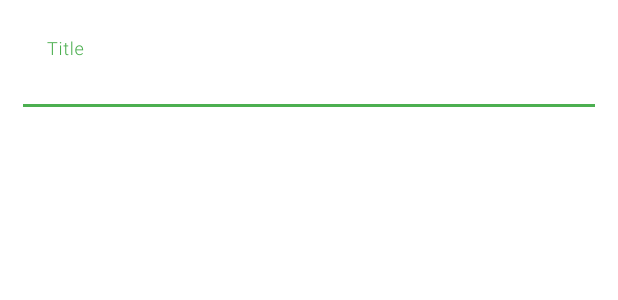
After one commit to mattlavallee/checks-and-balances, an Android app: the layout layout_transaction_form.xml on its own in the app's theme, with its tools: preview values and no code run, on a phone screen of 412 x 824 dp. The commit adds this screen. Shown: the top 300 px of the screen. Run offline under Robolectric (Android 15) with nearby library versions, the phone set to English and light mode, and no system bars.

Commit message:
feat(transaction): prepping transaction form for consumption
creating a transaction bottom dialog sheet to serve as the create/edit
form for transactions. Also beginning to scaffold out the transaction
view model class

```diff
--- a/android/app/src/main/java/io/github/mattlavallee/checksandbalances/database/entities/Transaction.kt
+++ b/android/app/src/main/java/io/github/mattlavallee/checksandbalances/database/entities/Transaction.kt
@@ -3,7 +3,6 @@ package io.github.mattlavallee.checksandbalances.database.entities
 import androidx.room.ColumnInfo
 import androidx.room.Entity
 import androidx.room.PrimaryKey
-import java.util.*
 
 @Entity(tableName = "transactions")
 class Transaction (
--- a/android/app/src/main/java/io/github/mattlavallee/checksandbalances/ui/transactions/TransactionViewModel.kt
+++ b/android/app/src/main/java/io/github/mattlavallee/checksandbalances/ui/transactions/TransactionViewModel.kt
@@ -11,4 +11,8 @@ class TransactionViewModel(application: Application): AndroidViewModel(applicati
     fun getAccount(accountId: Int): LiveData<io.github.mattlavallee.checksandbalances.database.entities.Account> {
         return repository.accountDao().getLiveAccountById(accountId)
     }
+
+    fun getTransactionsForAccount(accountId: Int): LiveData<List<io.github.mattlavallee.checksandbalances.database.entities.Transaction>> {
+        return repository.transactionDao().getAllForAccount(accountId)
+    }
 }
--- /dev/null
+++ b/android/app/src/main/res/layout/layout_transaction_form.xml
@@ -0,0 +1,35 @@
+<?xml version="1.0" encoding="utf-8"?>
+<androidx.constraintlayout.widget.ConstraintLayout
+    xmlns:android="http://schemas.android.com/apk/res/android"
+    xmlns:app="http://schemas.android.com/apk/res-auto"
+    android:layout_width="match_parent"
+    android:layout_height="wrap_content"
+    android:padding="15dp"
+    android:background="@color/colorSecondary"
+    android:tag="TRANSACTION_FORM">
+    <com.google.android.material.textfield.TextInputLayout
+        android:id="@+id/edit_transaction_title_wrapper"
+        android:layout_width="match_parent"
+        android:layout_height="wrap_content"
+        android:hint="@string/transaction_title_hint"
+        app:hintTextColor="@color/colorOnSecondary"
+        app:boxStrokeColor="@color/colorOnSecondary"
+        app:layout_constraintTop_toTopOf="parent"
+        app:layout_constraintStart_toStartOf="parent"
+        app:layout_constraintLeft_toLeftOf="parent"
+        app:layout_constraintRight_toRightOf="parent">
+        <com.google.android.material.textfield.TextInputEditText
+            android:id="@+id/edit_transaction_title"
+            android:layout_width="match_parent"
+            android:layout_height="wrap_content"
+            android:focusable="true"
+            android:focusableInTouchMode="true"
+            android:backgroundTint="@color/colorSecondary"
+            android:imeOptions="actionNext"
+            android:maxLines="1"
+            android:textCursorDrawable="@drawable/text_cursor_primary_dark"
+            android:inputType="textCapWords">
+            <requestFocus />
+        </com.google.android.material.textfield.TextInputEditText>
+    </com.google.android.material.textfield.TextInputLayout>
+</androidx.constraintlayout.widget.ConstraintLayout>
--- a/android/app/src/main/res/values/strings.xml
+++ b/android/app/src/main/res/values/strings.xml
@@ -18,6 +18,8 @@
     <string name="account_description_hint">Description (Optional)</string>
     <string name="account_initial_balance">Starting Balance (Optional)</string>
 
+    <string name="transaction_title_hint">Title</string>
+
     <string name="save_button">Save</string>
 
     <string name="vertical_ellipsis">&#8942;</string>
```
Also changed, not shown: android/app/src/main/java/io/github/mattlavallee/checksandbalances/ui/forms/TransactionBottomSheet.kt (added, +43 -0 lines), android/app/src/main/java/io/github/mattlavallee/checksandbalances/ui/navigation/FormDispatcher.kt (+10 -2 lines).
